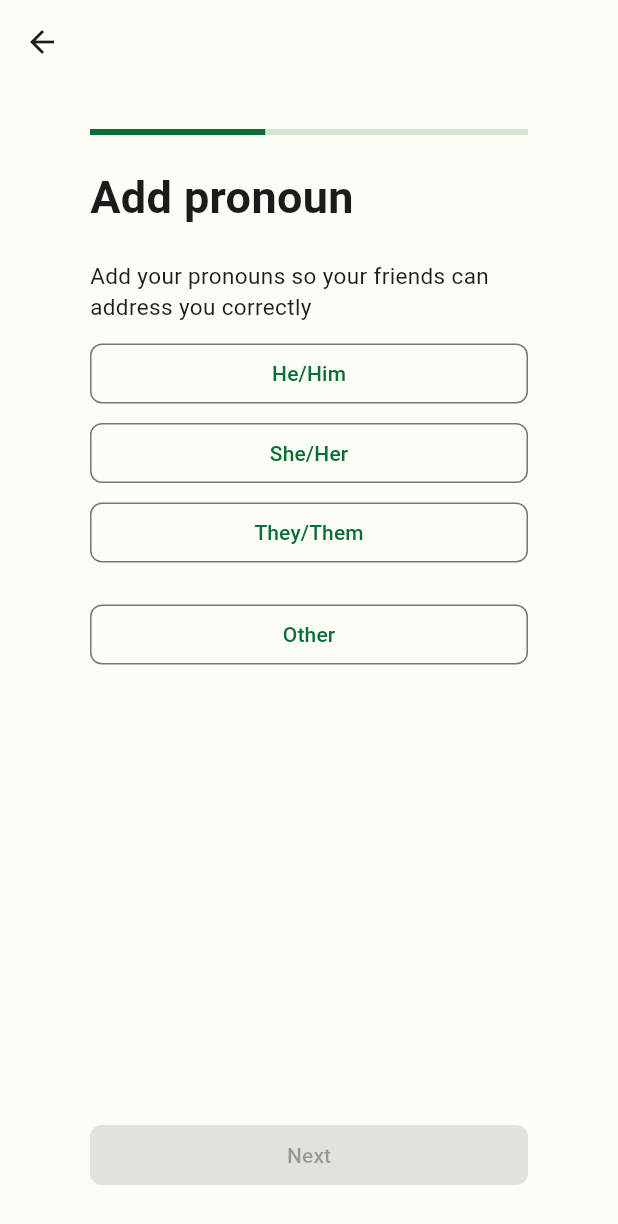
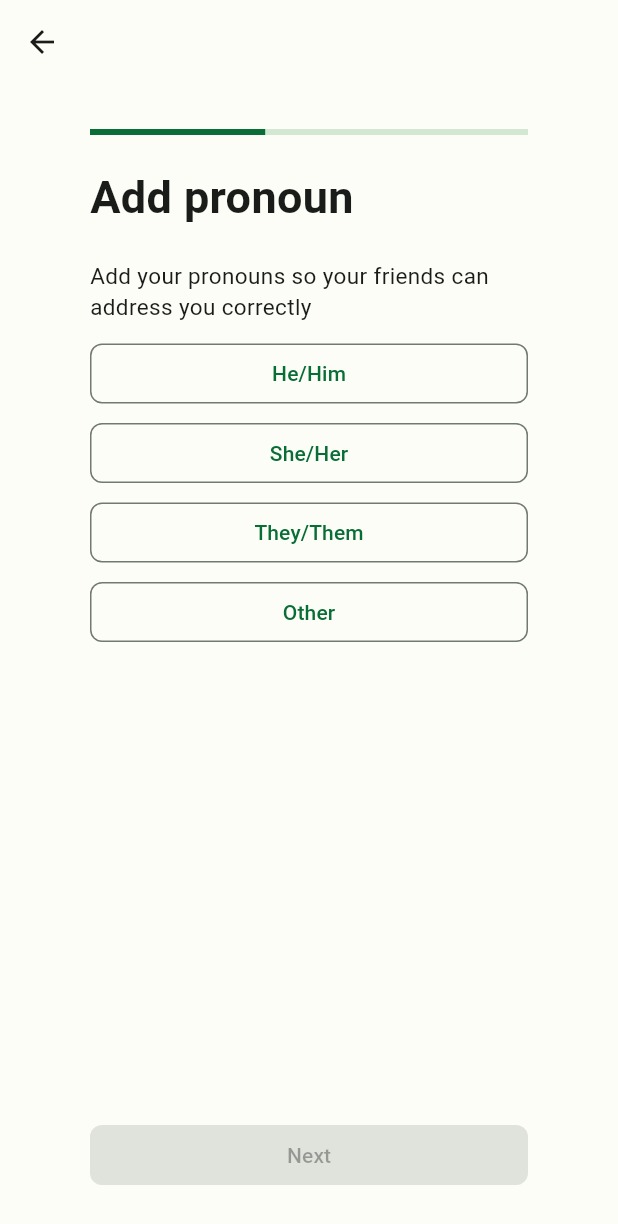
Before and after one commit to CherylZ4/LifeLens, a Flutter app: the PronounScreen screen opened directly, on a phone screen of 412 x 824 dp. Shown: the top 1224 px of the screen. Run offline on Flutter 3.47's test engine with Material 3 defaults, Android fonts, the light colour scheme and no system bars.

Commit message:
Fix spacing in pronouns page

```diff
--- a/frontend/lib/states/pronounscreen.dart
+++ b/frontend/lib/states/pronounscreen.dart
@@ -147,7 +147,7 @@ class _PronounScreenState extends State<PronounScreen>
                 ),
               ),
               const SizedBox(
-                height: 20,
+                height: 5,
               ),
               // ignore: sized_box_for_whitespace
               SizedBox(
@@ -175,7 +175,7 @@ class _PronounScreenState extends State<PronounScreen>
                   ? Column(
                       children: <Widget>[
                         const SizedBox(
-                          height: 20,
+                          height: 15,
                         ),
                         TextField(
                           decoration: const InputDecoration(
```
